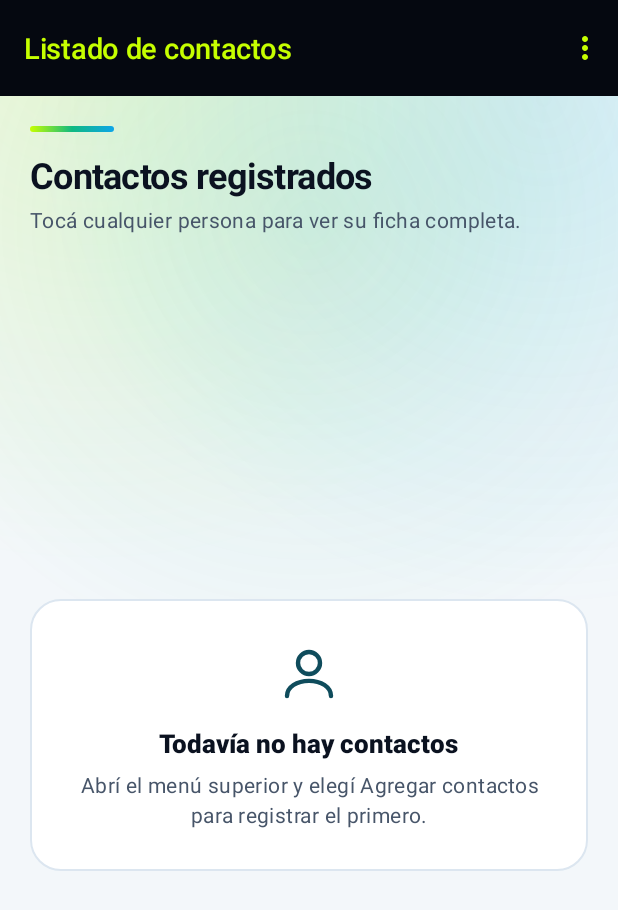
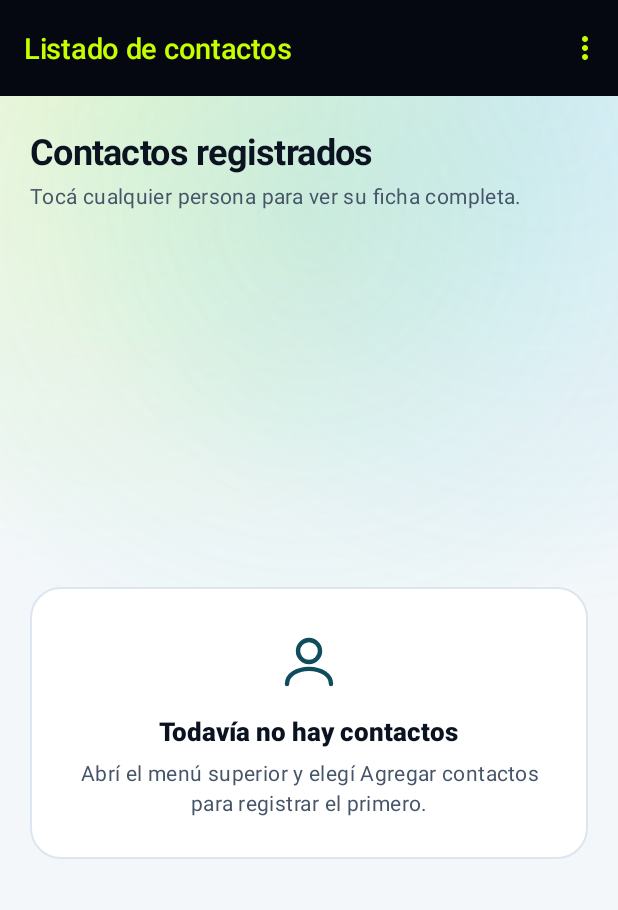
Before and after one commit to LucaElian/TPS-PROG-IV, an Android app: the screen it shows after launch (ListadoContactosActivity), in the options menu, after a tap on "Listado de contactos", on a phone screen of 412 x 824 dp. Shown: the top 910 px of the screen. Run offline under Robolectric (Android 15) with nearby library versions, the phone set to English and light mode, and no system bars.

Commit message:
Remove decorative contact screen animations
Remove aurora accents, staggered entrance effects, and custom screen transitions from contact flows, along with their unused resources.

```diff
--- a/TP6/app/src/main/java/com/example/tp6/activity/AgregarContactoActivity.java
+++ b/TP6/app/src/main/java/com/example/tp6/activity/AgregarContactoActivity.java
@@ -72,9 +72,6 @@ public class AgregarContactoActivity extends BaseActivity {
         spTipoTelefono.setAdapter(adapterTipoContacto);
         spTipoEmail.setAdapter(adapterTipoContacto);
 
-        iniciarAuroraAnimada(findViewById(R.id.auroraAccentStrip));
-        animarEntradaStaggered(findViewById(R.id.contenedorFormulario));
-
         etFechaNacimiento.setOnClickListener(view -> mostrarCalendario());
 
         etNombre.setOnFocusChangeListener((view, tieneFoco) -> {
@@ -131,7 +128,7 @@ public class AgregarContactoActivity extends BaseActivity {
             intent.putExtra("direccion", etDireccion.getText().toString().trim());
             intent.putExtra("fechaNacimiento", etFechaNacimiento.getText().toString().trim());
 
-            navegarConTransicion(intent);
+            startActivity(intent);
         });
     }
 
--- a/TP6/app/src/main/java/com/example/tp6/activity/BaseActivity.java
+++ b/TP6/app/src/main/java/com/example/tp6/activity/BaseActivity.java
@@ -1,15 +1,10 @@
 package com.example.tp6.activity;
 
-import android.animation.ValueAnimator;
-import android.app.ActivityOptions;
 import android.content.Intent;
-import android.graphics.drawable.AnimationDrawable;
-import android.graphics.drawable.Drawable;
 import android.os.Bundle;
 import android.view.Menu;
 import android.view.MenuItem;
 import android.view.View;
-import android.view.ViewGroup;
 
 import androidx.activity.EdgeToEdge;
 import androidx.activity.SystemBarStyle;
@@ -18,7 +13,6 @@ import androidx.core.graphics.Insets;
 import androidx.core.view.ViewCompat;
 import androidx.core.view.WindowCompat;
 import androidx.core.view.WindowInsetsCompat;
-import androidx.interpolator.view.animation.FastOutSlowInInterpolator;
 
 import com.example.tp6.R;
 import com.example.tp6.database.ContactoOpenHelper;
@@ -65,51 +59,6 @@ public abstract class BaseActivity extends AppCompatActivity {
         bd = new ContactoOpenHelper(this);
     }
 
-    protected void iniciarAuroraAnimada(View vista) {
-        if (vista == null || !ValueAnimator.areAnimatorsEnabled()) return;
-
-        Drawable fondo = vista.getBackground();
-        if (fondo instanceof AnimationDrawable) {
-            AnimationDrawable anim = (AnimationDrawable) fondo;
-            anim.setEnterFadeDuration(2400);
-            anim.setExitFadeDuration(2400);
-            vista.post(anim::start);
-        }
-    }
-
-    protected void animarEntradaStaggered(ViewGroup contenedor) {
-        if (contenedor == null || !ValueAnimator.areAnimatorsEnabled()) return;
-
-        float desplazamiento = 18f * getResources().getDisplayMetrics().density;
-        FastOutSlowInInterpolator interpolator = new FastOutSlowInInterpolator();
-
-        for (int i = 0; i < contenedor.getChildCount(); i++) {
-            View hijo = contenedor.getChildAt(i);
-            hijo.setAlpha(0f);
-            hijo.setTranslationY(desplazamiento);
-            hijo.animate()
-                    .alpha(1f)
-                    .translationY(0f)
-                    .setDuration(260)
-                    .setStartDelay(i * 45L)
-                    .setInterpolator(interpolator)
-                    .start();
-        }
-    }
-
-    protected void navegarConTransicion(Intent intent) {
-        if (ValueAnimator.areAnimatorsEnabled()) {
-            Bundle opciones = ActivityOptions.makeCustomAnimation(
-                    this,
-                    R.anim.slide_in_right,
-                    R.anim.slide_out_left
-            ).toBundle();
-            startActivity(intent, opciones);
-        } else {
-            startActivity(intent);
-        }
-    }
-
     @Override
     public boolean onCreateOptionsMenu(Menu menu) {
         getMenuInflater().inflate(R.menu.menu, menu);
@@ -127,7 +76,7 @@ public abstract class BaseActivity extends AppCompatActivity {
                 Intent intent =
                         new Intent(this, AgregarContactoActivity.class);
 
-                navegarConTransicion(intent);
+                startActivity(intent);
             }
 
             return true;
@@ -139,7 +88,7 @@ public abstract class BaseActivity extends AppCompatActivity {
                 Intent intent =
                         new Intent(this, ListadoContactosActivity.class);
 
-                navegarConTransicion(intent);
+                startActivity(intent);
             }
 
             return true;
--- a/TP6/app/src/main/java/com/example/tp6/activity/ListadoContactosActivity.java
+++ b/TP6/app/src/main/java/com/example/tp6/activity/ListadoContactosActivity.java
@@ -38,8 +38,6 @@ public class ListadoContactosActivity extends BaseActivity {
         lvContactos = findViewById(R.id.lvContactos);
         lvContactos.setEmptyView(findViewById(R.id.emptyStateContactos));
 
-        iniciarAuroraAnimada(findViewById(R.id.auroraAccentStrip));
-
         List<Contacto> contactos = bd.getListadoContactos();
 
         ContactoAdapter adapterContactos = new ContactoAdapter(this, contactos);
@@ -55,8 +53,6 @@ public class ListadoContactosActivity extends BaseActivity {
     private void mostrarDetalleContacto(Contacto contacto, String detalleContacto) {
         BottomSheetDialog bottomSheetDialog = new BottomSheetDialog(this);
         View sheetView = getLayoutInflater().inflate(R.layout.bottom_sheet_detalle_contacto, null);
-
-        iniciarAuroraAnimada(sheetView.findViewById(R.id.auroraSheetStrip));
 
         TextView tvAvatarDetalle = sheetView.findViewById(R.id.tvAvatarDetalle);
         TextView tvTituloDetalle = sheetView.findViewById(R.id.tvTituloDetalle);
--- a/TP6/app/src/main/java/com/example/tp6/activity/MasDatosContactoActivity.java
+++ b/TP6/app/src/main/java/com/example/tp6/activity/MasDatosContactoActivity.java
@@ -41,9 +41,6 @@ public class MasDatosContactoActivity extends BaseActivity {
         swRecibirInfo = findViewById(R.id.swRecibirInfo);
 
         Button btnGuardar = findViewById(R.id.btnGuardar);
-
-        iniciarAuroraAnimada(findViewById(R.id.auroraAccentStrip));
-        animarEntradaStaggered(findViewById(R.id.contenedorMasDatos));
 
         swRecibirInfo.setOnCheckedChangeListener((buttonView, estaActivado) -> {
             buttonView.setText(
@@ -116,7 +113,7 @@ public class MasDatosContactoActivity extends BaseActivity {
 
             Intent intentListado = new Intent(this, ListadoContactosActivity.class);
 
-            navegarConTransicion(intentListado);
+            startActivity(intentListado);
             finish();
 
         } else {
--- a/TP6/app/src/main/java/com/example/tp6/adapter/ContactoAdapter.java
+++ b/TP6/app/src/main/java/com/example/tp6/adapter/ContactoAdapter.java
@@ -60,6 +60,7 @@ public class ContactoAdapter extends ArrayAdapter<Contacto> {
     @NonNull
     @Override
     public View getView(int position, @Nullable View convertView, @NonNull ViewGroup parent) {
+
         View view = convertView;
         if (view == null) {
             view = LayoutInflater.from(getContext()).inflate(R.layout.item_contacto, parent, false);
--- a/TP6/app/src/main/res/drawable/bg_aurora_strip_1.xml
+++ /dev/null
@@ -1,10 +0,0 @@
-<?xml version="1.0" encoding="utf-8"?>
-<shape xmlns:android="http://schemas.android.com/apk/res/android"
-    android:shape="rectangle">
-    <gradient
-        android:angle="0"
-        android:centerColor="@color/app_aurora_emerald"
-        android:endColor="@color/app_aurora_cyan"
-        android:startColor="@color/app_primary" />
-    <corners android:radius="100dp" />
-</shape>
--- a/TP6/app/src/main/res/drawable/bg_aurora_strip_2.xml
+++ /dev/null
@@ -1,10 +0,0 @@
-<?xml version="1.0" encoding="utf-8"?>
-<shape xmlns:android="http://schemas.android.com/apk/res/android"
-    android:shape="rectangle">
-    <gradient
-        android:angle="0"
-        android:centerColor="@color/app_aurora_cyan"
-        android:endColor="@color/app_primary"
-        android:startColor="@color/app_aurora_emerald" />
-    <corners android:radius="100dp" />
-</shape>
--- a/TP6/app/src/main/res/drawable/bg_aurora_strip_3.xml
+++ /dev/null
@@ -1,10 +0,0 @@
-<?xml version="1.0" encoding="utf-8"?>
-<shape xmlns:android="http://schemas.android.com/apk/res/android"
-    android:shape="rectangle">
-    <gradient
-        android:angle="0"
-        android:centerColor="@color/app_primary"
-        android:endColor="@color/app_aurora_emerald"
-        android:startColor="@color/app_aurora_cyan" />
-    <corners android:radius="100dp" />
-</shape>
--- a/TP6/app/src/main/res/drawable/bg_aurora_strip_anim.xml
+++ /dev/null
@@ -1,13 +0,0 @@
-<?xml version="1.0" encoding="utf-8"?>
-<animation-list xmlns:android="http://schemas.android.com/apk/res/android"
-    android:oneshot="false">
-    <item
-        android:drawable="@drawable/bg_aurora_strip_1"
-        android:duration="3200" />
-    <item
-        android:drawable="@drawable/bg_aurora_strip_2"
-        android:duration="3200" />
-    <item
-        android:drawable="@drawable/bg_aurora_strip_3"
-        android:duration="3200" />
-</animation-list>
--- a/TP6/app/src/main/res/layout/activity_agregar_contacto.xml
+++ b/TP6/app/src/main/res/layout/activity_agregar_contacto.xml
@@ -9,7 +9,6 @@
     android:fillViewport="true">
 
     <LinearLayout
-        android:id="@+id/contenedorFormulario"
         android:layout_width="match_parent"
         android:layout_height="wrap_content"
         android:orientation="vertical"
@@ -17,13 +16,6 @@
         android:paddingTop="20dp"
         android:paddingEnd="20dp"
         android:paddingBottom="28dp">
-
-        <View
-            android:id="@+id/auroraAccentStrip"
-            android:layout_width="56dp"
-            android:layout_height="4dp"
-            android:layout_marginBottom="12dp"
-            android:background="@drawable/bg_aurora_strip_anim" />
 
         <TextView
             android:layout_width="wrap_content"
--- a/TP6/app/src/main/res/layout/activity_listado_contactos.xml
+++ b/TP6/app/src/main/res/layout/activity_listado_contactos.xml
@@ -10,13 +10,6 @@
     android:paddingTop="20dp"
     android:paddingEnd="20dp"
     android:paddingBottom="16dp">
-
-    <View
-        android:id="@+id/auroraAccentStrip"
-        android:layout_width="56dp"
-        android:layout_height="4dp"
-        android:layout_marginBottom="12dp"
-        android:background="@drawable/bg_aurora_strip_anim" />
 
     <TextView
         android:layout_width="wrap_content"
@@ -85,7 +78,5 @@
                 android:textAppearance="@style/TextAppearance.TP6.PageSubtitle" />
 
         </LinearLayout>
-
     </FrameLayout>
-
 </LinearLayout>
--- a/TP6/app/src/main/res/layout/activity_mas_datos_contacto.xml
+++ b/TP6/app/src/main/res/layout/activity_mas_datos_contacto.xml
@@ -9,7 +9,6 @@
     android:fillViewport="true">
 
     <LinearLayout
-        android:id="@+id/contenedorMasDatos"
         android:layout_width="match_parent"
         android:layout_height="wrap_content"
         android:orientation="vertical"
@@ -17,13 +16,6 @@
         android:paddingTop="20dp"
         android:paddingEnd="20dp"
         android:paddingBottom="28dp">
-
-        <View
-            android:id="@+id/auroraAccentStrip"
-            android:layout_width="56dp"
-            android:layout_height="4dp"
-            android:layout_marginBottom="12dp"
-            android:background="@drawable/bg_aurora_strip_anim" />
 
         <TextView
             android:layout_width="wrap_content"
@@ -244,5 +236,4 @@
             android:text="@string/guardar" />
 
     </LinearLayout>
-
 </ScrollView>
--- a/TP6/app/src/main/res/layout/bottom_sheet_detalle_contacto.xml
+++ b/TP6/app/src/main/res/layout/bottom_sheet_detalle_contacto.xml
@@ -13,13 +13,6 @@
     <com.google.android.material.bottomsheet.BottomSheetDragHandleView
         android:layout_width="match_parent"
         android:layout_height="wrap_content" />
-
-    <View
-        android:id="@+id/auroraSheetStrip"
-        android:layout_width="52dp"
-        android:layout_height="4dp"
-        android:layout_marginBottom="14dp"
-        android:background="@drawable/bg_aurora_strip_anim" />
 
     <LinearLayout
         android:layout_width="match_parent"
--- a/TP6/app/src/main/res/values-night/colors.xml
+++ b/TP6/app/src/main/res/values-night/colors.xml
@@ -8,7 +8,6 @@
     <color name="app_primary_container">#132036</color>
     <color name="app_on_primary_container">#F8FAFC</color>
 
-    <color name="app_aurora_emerald">#34D399</color>
     <color name="app_aurora_cyan">#38BDF8</color>
     <color name="app_aurora_teal">#2DD4BF</color>
 
--- a/TP6/app/src/main/res/values/colors.xml
+++ b/TP6/app/src/main/res/values/colors.xml
@@ -11,7 +11,6 @@
     <color name="app_primary_container">#E8F4F8</color>
     <color name="app_on_primary_container">#0B1220</color>
 
-    <color name="app_aurora_emerald">#10B981</color>
     <color name="app_aurora_cyan">#0EA5E9</color>
     <color name="app_aurora_teal">#0F766E</color>
 
```
Also changed, not shown: TP6/app/src/main/res/anim/slide_in_right.xml (deleted, +0 -14 lines), TP6/app/src/main/res/anim/slide_out_left.xml (deleted, +0 -14 lines).
